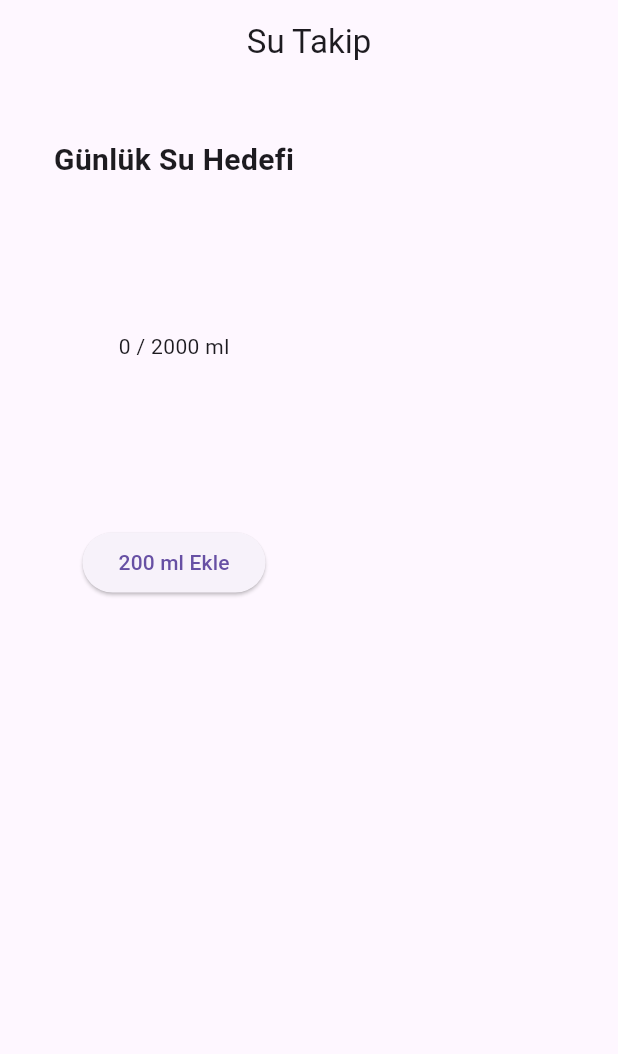
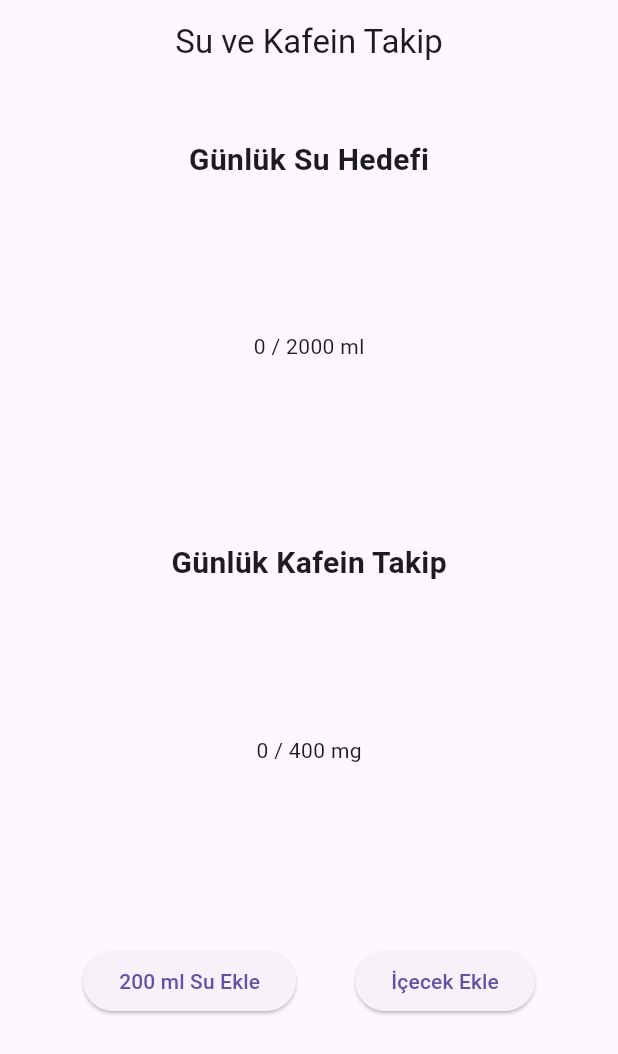
Before and after one commit to yafurkan/suu-water-tracker, a Flutter app: the screen it shows after launch, on a phone screen of 412 x 824 dp. Shown: the top 1054 px of the screen. Run offline on Flutter 3.47's test engine with Material 3 defaults, Android fonts, the light colour scheme and no system bars; our stand-ins replace shared_preferences.

Commit message:
v0.2: Add water & caffeine tracking feature

```diff
--- a/lib/screens/water_tracker_screen.dart
+++ b/lib/screens/water_tracker_screen.dart
@@ -12,24 +12,27 @@
   int _waterConsumed = 0;
   final int _dailyGoal = 2000;
 
+  int _caffeineConsumed = 0;
+  final int _dailyCaffeineLimit = 400;
+
   @override
   void initState() {
     super.initState();
-    _loadWaterData();
+    _loadData();
   }
 
-  // Cihazdan önceki su verisini yükler
-  Future<void> _loadWaterData() async {
+  Future<void> _loadData() async {
     final prefs = await SharedPreferences.getInstance();
     setState(() {
       _waterConsumed = prefs.getInt('waterConsumed') ?? 0;
+      _caffeineConsumed = prefs.getInt('caffeineConsumed') ?? 0;
     });
   }
 
-  // Güncel su verisini cihazda saklar
-  Future<void> _saveWaterData() async {
+  Future<void> _saveData() async {
     final prefs = await SharedPreferences.getInstance();
     await prefs.setInt('waterConsumed', _waterConsumed);
+    await prefs.setInt('caffeineConsumed', _caffeineConsumed);
   }
 
   void _addWater() {
@@ -37,16 +40,72 @@
       _waterConsumed += 200;
       if (_waterConsumed > _dailyGoal) _waterConsumed = _dailyGoal;
     });
-    _saveWaterData();
+    _saveData();
+  }
+
+  void _addDrink(String type) {
+    int addedWater = 0;
+    int addedCaffeine = 0;
+    if (type == 'coffee') {
+      addedWater = 200;
+      addedCaffeine = 95;
+    } else if (type == 'tea') {
+      addedWater = 200;
+      addedCaffeine = 47;
+    }
+    setState(() {
+      _waterConsumed += addedWater;
+      if (_waterConsumed > _dailyGoal) _waterConsumed = _dailyGoal;
+      _caffeineConsumed += addedCaffeine;
+      if (_caffeineConsumed > _dailyCaffeineLimit) {
+        _caffeineConsumed = _dailyCaffeineLimit;
+      }
+    });
+    _saveData();
+    if (_caffeineConsumed >= _dailyCaffeineLimit) {
+      ScaffoldMessenger.of(context).showSnackBar(
+        const SnackBar(
+          content: Text('⚠️ Günlük kafein sınırını aştınız!'),
+        ),
+      );
+    }
+  }
+
+  void _showDrinkOptions() {
+    showModalBottomSheet<void>(
+      context: context,
+      builder: (_) => Column(
+        mainAxisSize: MainAxisSize.min,
+        children: <Widget>[
+          ListTile(
+            leading: const Icon(Icons.local_cafe),
+            title: const Text('Kahve (200 ml)'),
+            onTap: () {
+              Navigator.pop(context);
+              _addDrink('coffee');
+            },
+          ),
+          ListTile(
+            leading: const Icon(Icons.emoji_food_beverage),
+            title: const Text('Çay (200 ml)'),
+            onTap: () {
+              Navigator.pop(context);
+              _addDrink('tea');
+            },
+          ),
+        ],
+      ),
+    );
   }
 
   @override
   Widget build(BuildContext context) {
-    final double progress = _waterConsumed / _dailyGoal;
+    final double waterProgress = _waterConsumed / _dailyGoal;
+    final double caffeineProgress = _caffeineConsumed / _dailyCaffeineLimit;
 
     return Scaffold(
       appBar: AppBar(
-        title: const Text('Su Takip'),
+        title: const Text('Su ve Kafein Takip'),
         centerTitle: true,
       ),
       body: Padding(
@@ -66,17 +125,47 @@
                 alignment: Alignment.center,
                 children: <Widget>[
                   CircularProgressIndicator(
-                    value: progress,
+                    value: waterProgress,
                     strokeWidth: 12,
                   ),
                   Text('$_waterConsumed / $_dailyGoal ml'),
                 ],
               ),
             ),
-            const SizedBox(height: 20),
-            ElevatedButton(
-              onPressed: _addWater,
-              child: const Text('200 ml Ekle'),
+            const SizedBox(height: 30),
+            const Text(
+              'Günlük Kafein Takip',
+              style: TextStyle(fontSize: 20, fontWeight: FontWeight.bold),
+            ),
+            const SizedBox(height: 10),
+            SizedBox(
+              height: 200,
+              width: 200,
+              child: Stack(
+                alignment: Alignment.center,
+                children: <Widget>[
+                  CircularProgressIndicator(
+                    value: caffeineProgress,
+                    strokeWidth: 12,
+                    color: Colors.brown,
+                  ),
+                  Text('$_caffeineConsumed / $_dailyCaffeineLimit mg'),
+                ],
+              ),
+            ),
+            const SizedBox(height: 30),
+            Row(
+              mainAxisAlignment: MainAxisAlignment.spaceEvenly,
+              children: <Widget>[
+                ElevatedButton(
+                  onPressed: _addWater,
+                  child: const Text('200 ml Su Ekle'),
+                ),
+                ElevatedButton(
+                  onPressed: _showDrinkOptions,
+                  child: const Text('İçecek Ekle'),
+                ),
+              ],
             ),
           ],
         ),
```
